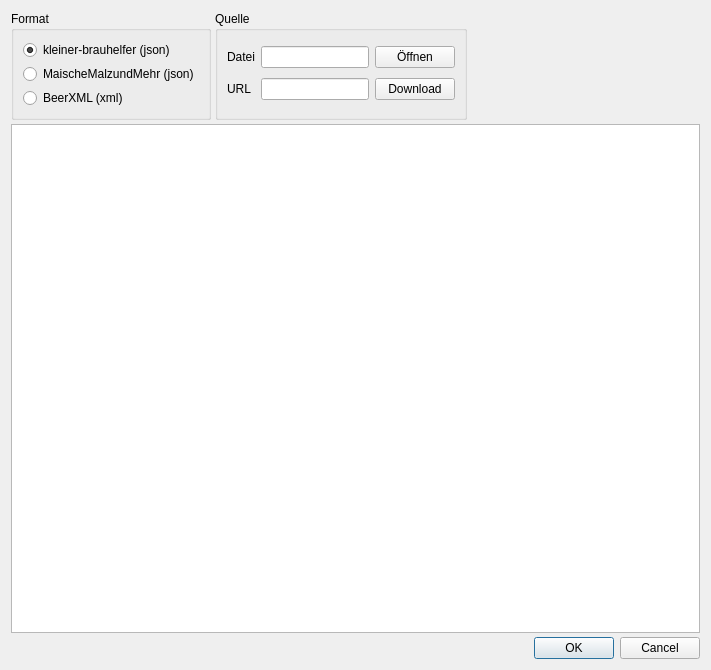
kleiner-brauhelfer/kleiner-brauhelfer-2, file kleiner-brauhelfer/dialogs/dlgimportexport.ui: the form before one commit.
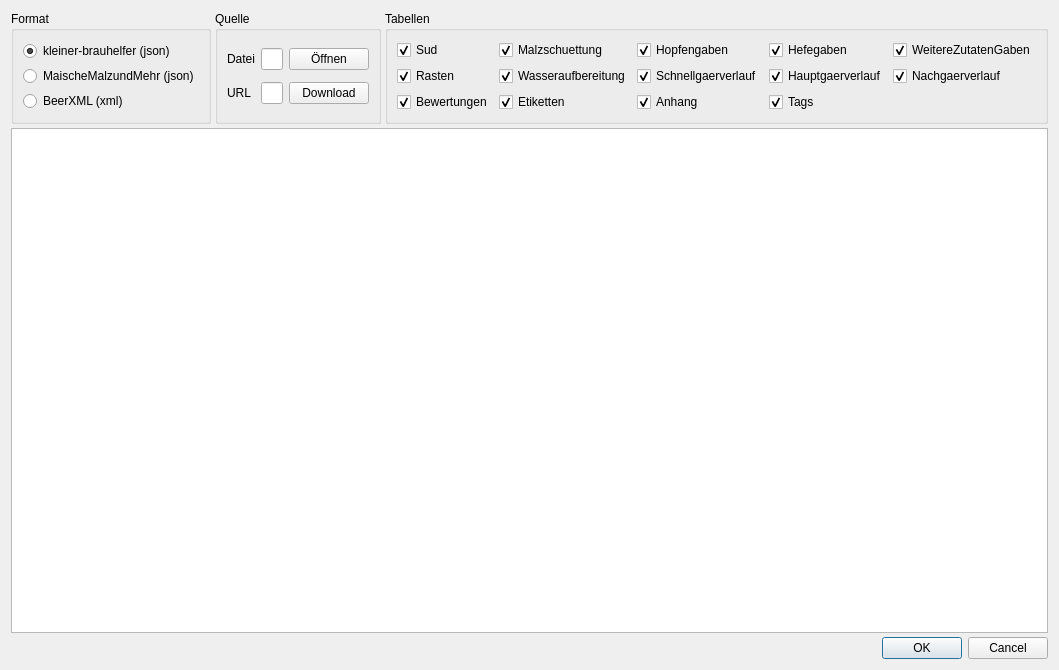
The form after the commit.

Commit message: Optionen bei Export im kleiner-brauhelfer Format

What changed in the file:
```diff
--- a/kleiner-brauhelfer/dialogs/dlgimportexport.ui
+++ b/kleiner-brauhelfer/dialogs/dlgimportexport.ui
@@ -116,17 +116,153 @@
       </widget>
      </item>
      <item>
-      <spacer name="horizontalSpacer">
-       <property name="orientation">
-        <enum>Qt::Horizontal</enum>
+      <widget class="QGroupBox" name="gpKbhExport">
+       <property name="title">
+        <string>Tabellen</string>
        </property>
-       <property name="sizeHint" stdset="0">
-        <size>
-         <width>222</width>
-         <height>20</height>
-        </size>
-       </property>
-      </spacer>
+       <layout class="QGridLayout" name="gridLayout_2">
+        <item row="1" column="4">
+         <widget class="QCheckBox" name="cbNachgaerverlauf">
+          <property name="text">
+           <string notr="true">Nachgaerverlauf</string>
+          </property>
+          <property name="checked">
+           <bool>true</bool>
+          </property>
+         </widget>
+        </item>
+        <item row="0" column="2">
+         <widget class="QCheckBox" name="cbHopfengaben">
+          <property name="text">
+           <string notr="true">Hopfengaben</string>
+          </property>
+          <property name="checked">
+           <bool>true</bool>
+          </property>
+         </widget>
+        </item>
+        <item row="0" column="1">
+         <widget class="QCheckBox" name="cbMalzschuettung">
+          <property name="text">
+           <string notr="true">Malzschuettung</string>
+          </property>
+          <property name="checked">
+           <bool>true</bool>
+          </property>
+         </widget>
+        </item>
+        <item row="0" column="3">
+         <widget class="QCheckBox" name="cbHefegaben">
+          <property name="text">
+           <string notr="true">Hefegaben</string>
+          </property>
+          <property name="checked">
+           <bool>true</bool>
+          </property>
+         </widget>
+        </item>
+        <item row="1" column="1">
+         <widget class="QCheckBox" name="cbWasseraufbereitung">
+          <property name="text">
+           <string notr="true">Wasseraufbereitung</string>
+          </property>
+          <property name="checked">
+           <bool>true</bool>
+          </property>
+         </widget>
+        </item>
+        <item row="1" column="0">
+         <widget class="QCheckBox" name="cbRasten">
+          <property name="text">
+           <string notr="true">Rasten</string>
+          </property>
+          <property name="checked">
+           <bool>true</bool>
+          </property>
+         </widget>
+        </item>
+        <item row="1" column="2">
+         <widget class="QCheckBox" name="cbSchnellgaerverlauf">
+          <property name="text">
+           <string notr="true">Schnellgaerverlauf</string>
+          </property>
+          <property name="checked">
+           <bool>true</bool>
+          </property>
+         </widget>
+        </item>
+        <item row="0" column="4">
+         <widget class="QCheckBox" name="cbWeitereZutatenGaben">
+          <property name="text">
+           <string notr="true">WeitereZutatenGaben</string>
+          </property>
+          <property name="checked">
+           <bool>true</bool>
+          </property>
+         </widget>
+        </item>
+        <item row="1" column="3">
+         <widget class="QCheckBox" name="cbHauptgaerverlauf">
+          <property name="text">
+           <string notr="true">Hauptgaerverlauf</string>
+          </property>
+          <property name="checked">
+           <bool>true</bool>
+          </property>
+         </widget>
+        </item>
+        <item row="0" column="0">
+         <widget class="QCheckBox" name="cbSud">
+          <property name="text">
+           <string notr="true">Sud</string>
+          </property>
+          <property name="checked">
+           <bool>true</bool>
+          </property>
+         </widget>
+        </item>
+        <item row="3" column="0">
+         <widget class="QCheckBox" name="cbBewertungen">
+          <property name="text">
+           <string notr="true">Bewertungen</string>
+          </property>
+          <property name="checked">
+           <bool>true</bool>
+          </property>
+         </widget>
+        </item>
+        <item row="3" column="1">
+         <widget class="QCheckBox" name="cbEtiketten">
+          <property name="text">
+           <string notr="true">Etiketten</string>
+          </property>
+          <property name="checked">
+           <bool>true</bool>
+          </property>
+         </widget>
+        </item>
+        <item row="3" column="2">
+         <widget class="QCheckBox" name="cbAnhang">
+          <property name="text">
+           <string notr="true">Anhang</string>
+          </property>
+          <property name="checked">
+           <bool>true</bool>
+          </property>
+         </widget>
+        </item>
+        <item row="3" column="3">
+         <widget class="QCheckBox" name="cbTags">
+          <property name="text">
+           <string notr="true">Tags</string>
+          </property>
+          <property name="checked">
+           <bool>true</bool>
+          </property>
+         </widget>
+        </item>
+       </layout>
+      </widget>
      </item>
     </layout>
    </item>
```
Left out of the diff: 42 changed lines with no effect on the pictures. The commit also changes 8 other files.
